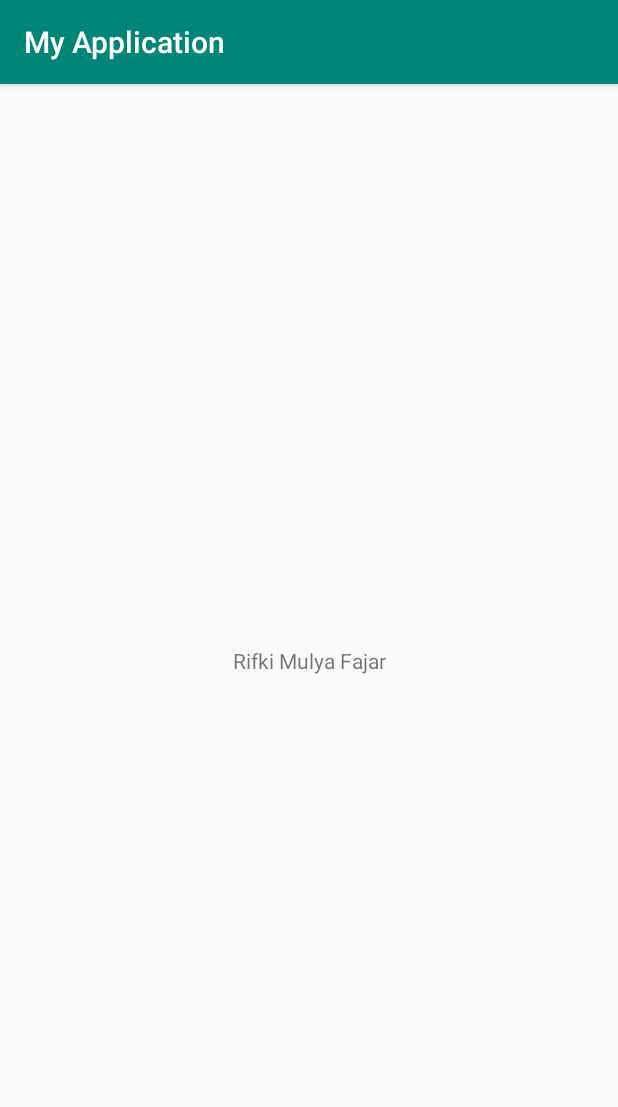
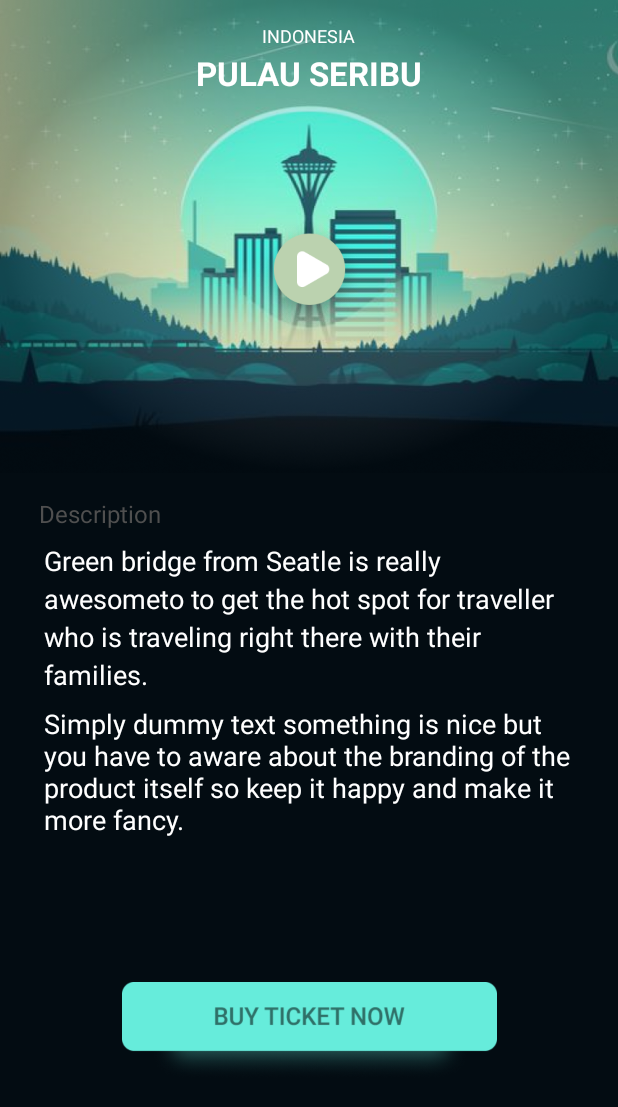
Before and after one commit to rifkimulyafajar/HelloWorld, an Android app: the screen it shows after launch (MainActivity), on a phone screen of 412 x 824 dp. Shown: the top 1107 px of the screen. Run offline under Robolectric (Android 15) with nearby library versions, the phone set to English and light mode, and no system bars.

Commit message:
layouting - tutorial youtube

```diff
--- a/app/src/main/res/layout/activity_main.xml
+++ b/app/src/main/res/layout/activity_main.xml
@@ -4,15 +4,102 @@
     xmlns:tools="http://schemas.android.com/tools"
     android:layout_width="match_parent"
     android:layout_height="match_parent"
+    android:background="@color/colorPrimaryDark"
     tools:context=".MainActivity">
 
+    <ImageView
+        android:id="@+id/imageView"
+        android:layout_width="match_parent"
+        android:layout_height="315dp"
+        android:background="@drawable/bg_app_tiga"
+        app:layout_constraintEnd_toEndOf="parent"
+        app:layout_constraintStart_toStartOf="parent"
+        app:layout_constraintTop_toTopOf="parent" />
+
     <TextView
+        android:id="@+id/textView"
         android:layout_width="wrap_content"
         android:layout_height="wrap_content"
-        android:text="Rifki Mulya Fajar"
+        android:layout_marginTop="15dp"
+        android:text="INDONESIA"
+        android:textColor="#ffffff"
+        android:textSize="12sp"
+        app:layout_constraintEnd_toEndOf="parent"
+        app:layout_constraintStart_toStartOf="parent"
+        app:layout_constraintTop_toTopOf="@id/imageView" />
+
+    <TextView
+        android:id="@+id/textView5"
+        android:layout_width="wrap_content"
+        android:layout_height="wrap_content"
+        android:layout_marginTop="2dp"
+        android:text="PULAU SERIBU"
+        android:textColor="#ffffff"
+        android:textSize="22dp"
+        android:textStyle="bold"
+        app:layout_constraintEnd_toEndOf="parent"
+        app:layout_constraintStart_toStartOf="parent"
+        app:layout_constraintTop_toBottomOf="@+id/textView" />
+
+    <Button
+        android:layout_width="74dp"
+        android:layout_height="74dp"
+        android:layout_marginBottom="474dp"
+        android:background="@drawable/btnplay"
         app:layout_constraintBottom_toBottomOf="parent"
-        app:layout_constraintLeft_toLeftOf="parent"
-        app:layout_constraintRight_toRightOf="parent"
-        app:layout_constraintTop_toTopOf="parent" />
+        app:layout_constraintEnd_toEndOf="parent"
+        app:layout_constraintStart_toStartOf="parent"
+        app:layout_constraintTop_toTopOf="@+id/textView" />
+
+    <TextView
+        android:id="@+id/textView4"
+        android:layout_width="wrap_content"
+        android:layout_height="wrap_content"
+        android:layout_marginStart="26dp"
+        android:layout_marginTop="16dp"
+        android:text="Description"
+        android:textColor="#4f4f4f"
+        android:textSize="16sp"
+        app:layout_constraintStart_toStartOf="parent"
+        app:layout_constraintTop_toBottomOf="@+id/imageView" />
+
+    <TextView
+        android:id="@+id/textView2"
+        android:layout_width="354dp"
+        android:layout_height="wrap_content"
+        android:layout_marginTop="8dp"
+        android:lineSpacingExtra="4dp"
+        android:text="Green bridge from Seatle is really awesometo to get the hot spot for traveller who is traveling right there with their families."
+        android:textColor="#fff"
+        android:textSize="18sp"
+        app:layout_constraintEnd_toEndOf="parent"
+        app:layout_constraintStart_toStartOf="parent"
+        app:layout_constraintTop_toBottomOf="@+id/textView4" />
+
+    <TextView
+        android:id="@+id/textView3"
+        android:layout_width="354dp"
+        android:layout_height="wrap_content"
+        android:layout_marginTop="8dp"
+        android:text="Simply dummy text something is nice but you have to aware about the branding of the product itself so keep it happy and make it more fancy."
+        android:textColor="#fff"
+        android:textSize="18sp"
+        app:layout_constraintEnd_toEndOf="@+id/textView2"
+        app:layout_constraintHorizontal_bias="1.0"
+        app:layout_constraintStart_toStartOf="@+id/textView2"
+        app:layout_constraintTop_toBottomOf="@+id/textView2" />
+
+    <Button
+        android:id="@+id/button2"
+        android:layout_width="250dp"
+        android:layout_height="65dp"
+        android:background="@drawable/btnbuy"
+        android:layout_marginBottom="8dp"
+        android:layout_marginEnd="8dp"
+        android:layout_marginStart="8dp"
+        app:layout_constraintBottom_toBottomOf="parent"
+        app:layout_constraintEnd_toEndOf="parent"
+        app:layout_constraintStart_toStartOf="parent"
+        app:layout_constraintTop_toBottomOf="@+id/textView3" />
 
 </androidx.constraintlayout.widget.ConstraintLayout>
--- a/app/src/main/res/values/colors.xml
+++ b/app/src/main/res/values/colors.xml
@@ -1,6 +1,6 @@
 <?xml version="1.0" encoding="utf-8"?>
 <resources>
-    <color name="colorPrimary">#008577</color>
-    <color name="colorPrimaryDark">#00574B</color>
+    <color name="colorPrimary">#3f5185</color>
+    <color name="colorPrimaryDark">#030C12</color>
     <color name="colorAccent">#D81B60</color>
 </resources>
--- a/app/src/main/res/values/styles.xml
+++ b/app/src/main/res/values/styles.xml
@@ -1,7 +1,7 @@
 <resources>
 
     <!-- Base application theme. -->
-    <style name="AppTheme" parent="Theme.AppCompat.Light.DarkActionBar">
+    <style name="AppTheme" parent="Theme.AppCompat.Light.NoActionBar">
         <!-- Customize your theme here. -->
         <item name="colorPrimary">@color/colorPrimary</item>
         <item name="colorPrimaryDark">@color/colorPrimaryDark</item>
```
Also changed, not shown: app/src/main/res/drawable/bg_app_tiga.png (added), app/src/main/res/drawable/btnbuy.png (added), app/src/main/res/drawable/btnplay.png (added).
